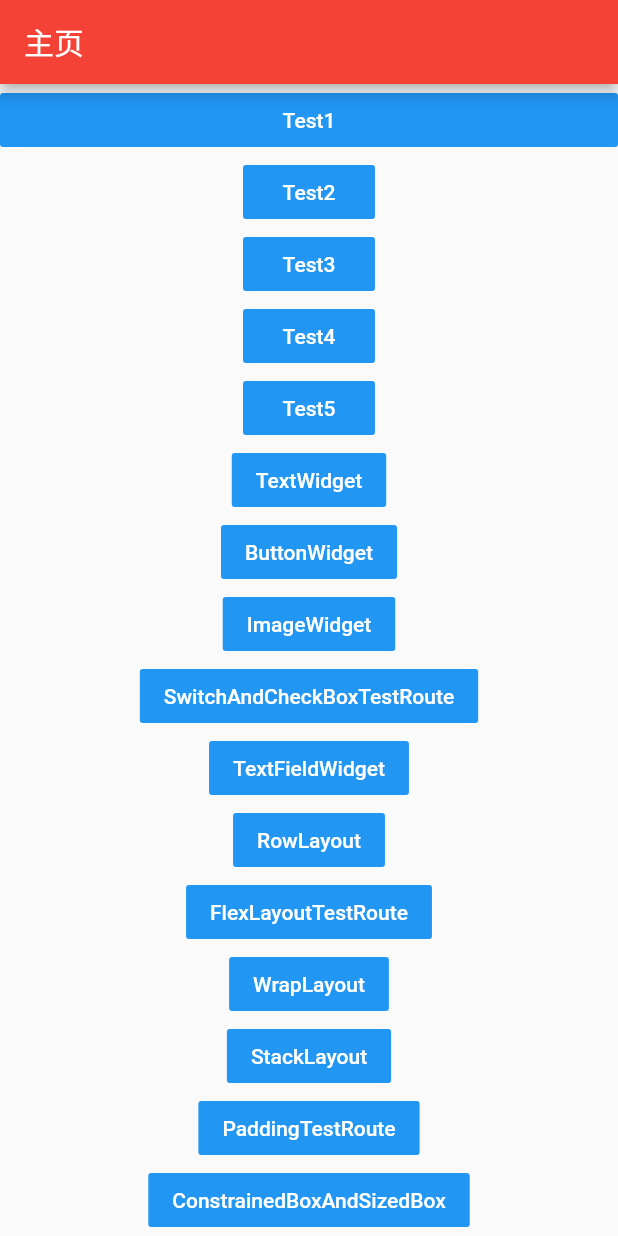
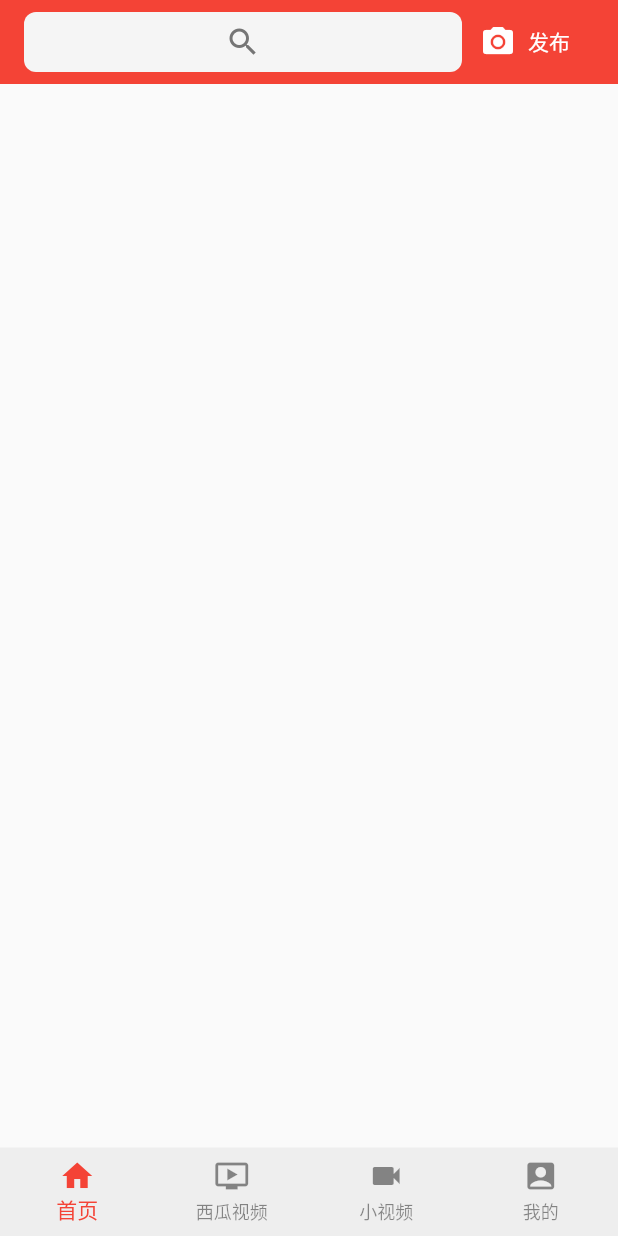
Before and after one commit to iot-mcy/flutter_app, a Flutter app: the screen it shows after launch, on a phone screen of 412 x 824 dp. Run offline on Flutter 3.47's test engine with Material 2 defaults, Android fonts, the phone set to English and light mode, and no system bars; our stand-ins replace fluro, fluttertoast; statements that could not run were skipped.

Commit message:
更新代码

```diff
--- /dev/null
+++ b/lib/AppPage.dart
@@ -0,0 +1,118 @@
+import 'package:fluro/fluro.dart';
+import 'package:flutter/material.dart';
+import 'package:flutter_app/routers/application.dart';
+import 'package:flutter_app/routers/routes.dart';
+
+class AppPage extends StatelessWidget {
+  AppPage() {
+    Router router = new Router();
+    Routes.configureRoutes(router);
+    Application.router = router;
+  }
+
+  @override
+  Widget build(BuildContext context) {
+    // TODO: implement build
+    return MaterialApp(
+      theme: ThemeData(
+        primarySwatch: Colors.red,
+        backgroundColor: Colors.grey[100],
+        accentColor: Colors.grey[600],
+        primaryColor: Colors.red,
+      ),
+      onGenerateRoute: Application.router.generator,
+      home: HomePage(),
+    );
+  }
+}
+
+class HomePage extends StatefulWidget {
+  @override
+  State<StatefulWidget> createState() {
+    // TODO: implement createState
+    return new _HomePage();
+  }
+}
+
+class _HomePage extends State<HomePage> {
+  int _currentIndex = 0;
+
+  void _onItemTapped(int index) {
+    if (mounted) {
+      setState(() {
+        _currentIndex = index;
+      });
+    }
+  }
+
+  @override
+  void initState() {}
+
+  @override
+  Widget build(BuildContext context) {
+    // TODO: implement build
+    return Scaffold(
+      appBar: AppBar(
+        elevation: 0.0,
+        title: builderSearchInput(context),
+      ),
+      bottomNavigationBar: BottomNavigationBar(
+        items: <BottomNavigationBarItem>[
+          BottomNavigationBarItem(icon: Icon(Icons.home), title: Text("首页")),
+          BottomNavigationBarItem(
+              icon: Icon(Icons.ondemand_video), title: Text("西瓜视频")),
+          BottomNavigationBarItem(
+              icon: Icon(Icons.videocam), title: Text("小视频")),
+          BottomNavigationBarItem(
+              icon: Icon(Icons.account_box), title: Text("我的")),
+        ],
+        backgroundColor: Colors.grey[200],
+        selectedItemColor: Colors.red,
+        unselectedItemColor: Colors.black45,
+        onTap: _onItemTapped,
+        currentIndex: _currentIndex,
+        type: BottomNavigationBarType.fixed,
+        elevation: 0.0,
+      ),
+    );
+  }
+}
+
+Widget builderSearchInput(BuildContext context) {
+  return new SearchInput();
+}
+
+class SearchInput extends StatelessWidget {
+  @override
+  Widget build(BuildContext context) {
+    // TODO: implement build
+    return Row(
+      mainAxisAlignment: MainAxisAlignment.start,
+      children: <Widget>[
+        Expanded(
+            flex: 1,
+            child: Container(
+              height: 40.0,
+              decoration: BoxDecoration(
+                color: Theme.of(context).backgroundColor,
+                borderRadius: BorderRadius.circular(8.0),
+              ),
+              child: Icon(
+                Icons.search,
+                color: Theme.of(context).accentColor,
+              ),
+            )),
+        FlatButton.icon(
+            onPressed: null,
+            icon: Icon(
+              Icons.camera_alt,
+              color: Colors.white,
+            ),
+            label: Text(
+              "发布",
+              style: TextStyle(color: Colors.white),
+            )),
+      ],
+    );
+  }
+}
--- a/lib/main.dart
+++ b/lib/main.dart
@@ -1,6 +1,7 @@
 import 'package:flutter/material.dart';
-import 'package:flutter_app/app.dart';
+
+import 'AppPage.dart';
 
 void main() {
-  runApp(GalleryApp());
+  runApp(AppPage());
 }
```
